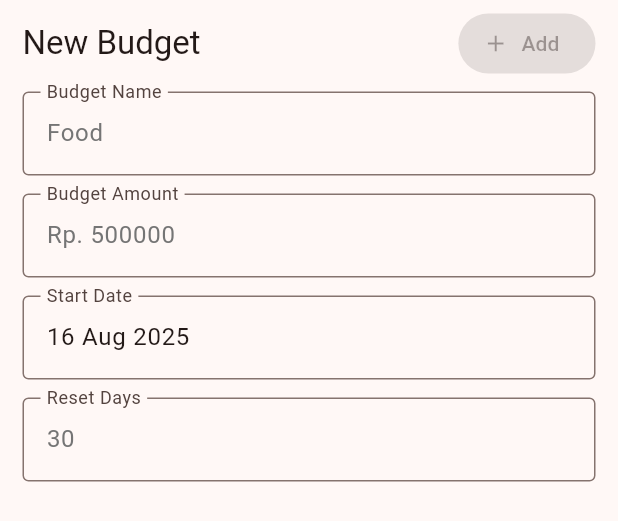
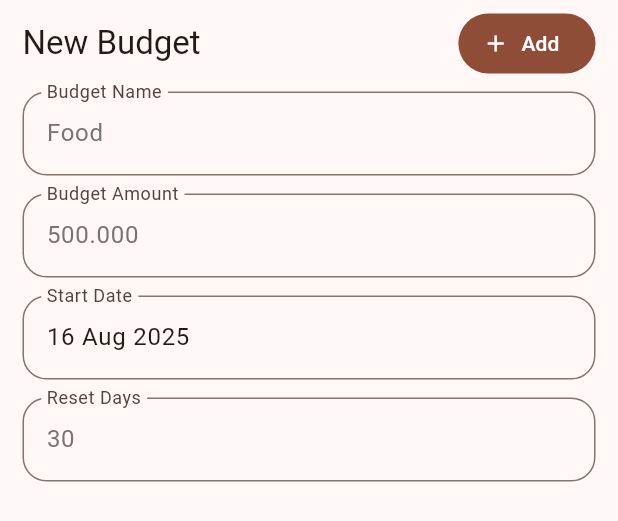
Before and after one commit to BaldGhost-git/WeBudget, a Flutter app: the AddBudgetBottomSheet widget shown alone on an empty page, opened directly with empty values, on a phone screen of 412 x 824 dp. Shown: the top 521 px of the screen. Run offline on Flutter 3.47's test engine with Material 3 defaults, Android fonts, the phone set to English and light mode, and no system bars; drawn by our look-alikes of flutter_form_builder; our stand-ins replace flutter_riverpod, form_builder_validators, freezed_annotation, gap, go_router, google_sign_in and 2 more; accounts and stored records are empty; generated files the repository leaves out were written again.

Commit message:
update budget

```diff
--- a/lib/features/budgets/presentations/budget_detail.dart
+++ b/lib/features/budgets/presentations/budget_detail.dart
@@ -2,7 +2,7 @@ import 'package:flutter/material.dart';
 import 'package:flutter_form_builder/flutter_form_builder.dart';
 import 'package:flutter_riverpod/flutter_riverpod.dart';
 import 'package:go_router/go_router.dart';
-import 'package:intl/intl.dart';
+import 'package:we_budget/core/constants/constants.dart';
 import 'package:we_budget/features/budgets/controller/budget_controller.dart';
 import 'package:we_budget/features/budgets/models/budget_model.dart';
 import 'package:we_budget/features/budgets/presentations/widgets/add_budget_bottom_sheet.dart';
@@ -104,7 +104,7 @@ class BudgetDetail extends ConsumerWidget {
             Text("Your remaining budget is Rp. xxxx"),
             Text("${data.daysBeforeReset} days left before budget resets"),
             Text(
-              "Your budget will resetted in ${DateFormat('d MMM y').format(data.resetDate)}",
+              "Your budget will resetted in ${Constants.dateFormat.format(data.resetDate)}",
             ),
             FilledButton(
               onPressed: () async => await updateBudget(ref, context, data),
--- a/lib/features/budgets/presentations/widgets/add_budget_bottom_sheet.dart
+++ b/lib/features/budgets/presentations/widgets/add_budget_bottom_sheet.dart
@@ -1,7 +1,9 @@
 import 'package:flutter/material.dart';
 import 'package:flutter_form_builder/flutter_form_builder.dart';
+import 'package:form_builder_validators/form_builder_validators.dart';
 import 'package:gap/gap.dart';
-import 'package:intl/intl.dart';
+import 'package:we_budget/core/constants/constants.dart';
+import 'package:we_budget/core/widgets/custom_input_decorator.dart';
 import 'package:we_budget/features/budgets/models/budget_model.dart';
 
 class AddBudgetBottomSheet extends StatefulWidget {
@@ -25,7 +27,6 @@ class _AddBudgetBottomSheetState extends State<AddBudgetBottomSheet> {
   final double horizontalDimens = 5;
   final double verticalDimens = 5;
   DateTime? _selectedDate;
-  final DateFormat dateFormat = DateFormat('dd MMM y');
 
   @override
   void initState() {
@@ -62,10 +63,10 @@ class _AddBudgetBottomSheetState extends State<AddBudgetBottomSheet> {
               children: [
                 Text('New Budget', style: theme.textTheme.titleLarge),
                 FilledButton.icon(
-                  onPressed: formState?.validate() ?? false
-                      ? widget.onSubmit
-                      : null,
-                  label: const Text('Add'),
+                  onPressed: widget.onSubmit,
+                  label: widget.budget == null
+                      ? const Text('Add')
+                      : const Text('Update'),
                   icon: const Icon(Icons.add),
                 ),
               ],
@@ -73,84 +74,72 @@ class _AddBudgetBottomSheetState extends State<AddBudgetBottomSheet> {
             const Gap(8),
             FormBuilderTextField(
               name: 'name',
-              validator: (value) {
-                if (value?.trim().isEmpty ?? true) {
-                  return "Insert your budget name";
-                }
-                return null;
-              },
+              validator: FormBuilderValidators.required(
+                errorText: "Insert your budget name",
+              ),
               initialValue: widget.budget?.name,
               keyboardType: TextInputType.name,
               textInputAction: TextInputAction.next,
-              decoration: const InputDecoration(
-                floatingLabelBehavior: FloatingLabelBehavior.always,
+              decoration: customInputDecoration(
                 labelText: 'Budget Name',
                 hintText: 'Food',
-                border: OutlineInputBorder(),
               ),
             ),
             const Gap(12),
             FormBuilderTextField(
               name: 'total_amount',
-              validator: (value) {
-                if (value?.trim().isEmpty ?? true) {
-                  return "Insert your budget amount";
-                }
-                if (int.tryParse(value!) == null || int.tryParse(value)! <= 0) {
-                  return "Insert the correct amount";
-                }
-                return null;
-              },
+              validator: FormBuilderValidators.compose([
+                FormBuilderValidators.required(
+                  errorText: "Insert your budget amount",
+                ),
+                FormBuilderValidators.numeric(
+                  errorText: "Insert the correct amount",
+                ),
+              ]),
               initialValue: widget.budget?.totalAmount.toString(),
               keyboardType: TextInputType.number,
               textInputAction: TextInputAction.next,
-              decoration: const InputDecoration(
-                floatingLabelBehavior: FloatingLabelBehavior.always,
+              inputFormatters: [ThousandsSeparatorInputFormatter()],
+              decoration: customInputDecoration(
                 labelText: 'Budget Amount',
-                hintText: 'Rp. 500000',
-                border: OutlineInputBorder(),
+                hintText: '500.000',
               ),
             ),
             const Gap(12),
             FormBuilderDateTimePicker(
               initialValue: initialDate,
               inputType: InputType.date,
-              format: dateFormat,
+              format: Constants.dateFormat,
               name: 'start_date',
               firstDate: DateTime(2000),
               lastDate: DateTime(2040),
-              decoration: const InputDecoration(
-                floatingLabelBehavior: FloatingLabelBehavior.always,
-                labelText: 'Start Date',
-                border: OutlineInputBorder(),
-              ),
+              decoration: customInputDecoration(labelText: 'Start Date'),
             ),
             const Gap(12),
             FormBuilderTextField(
               name: 'reset_days',
+              keyboardType: TextInputType.number,
+              textInputAction: TextInputAction.done,
               initialValue: widget.budget?.resetDay.toString(),
-              decoration: const InputDecoration(
-                floatingLabelBehavior: FloatingLabelBehavior.always,
+              decoration: customInputDecoration(
                 labelText: 'Reset Days',
                 hintText: '30',
-                border: OutlineInputBorder(),
               ),
-              validator: (value) {
-                if (value?.trim().isEmpty ?? true) {
-                  return "Insert the number of days to reset";
-                }
-                if (int.tryParse(value!) == null || int.tryParse(value)! <= 0) {
-                  return "Insert the valid number of days";
-                }
-                return null;
-              },
+              validator: FormBuilderValidators.compose([
+                FormBuilderValidators.required(
+                  errorText: "Insert the number of days to reset",
+                ),
+                FormBuilderValidators.numeric(
+                  errorText: "Insert the valid number of days",
+                ),
+              ]),
             ),
             const Gap(12),
             if (formState?.instantValue["start_date"] != null &&
                 formState?.instantValue["reset_days"] != null) ...[
               Text("Your budget will be resetted in"),
               Text(
-                dateFormat.format(
+                Constants.dateFormat.format(
                   (formState?.instantValue["start_date"] as DateTime).add(
                     Duration(
                       days: int.parse(
```
Also changed, not shown: lib/features/budgets/presentations/budget_glance.dart (+8 -2 lines), lib/features/budgets/controller/budget_controller.g.dart.
